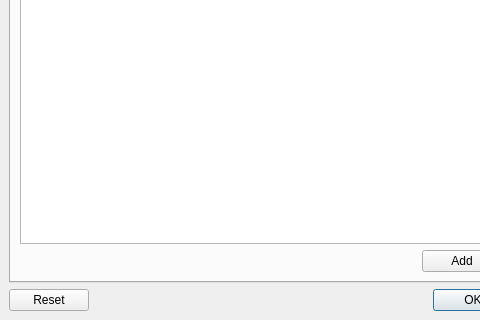
Qt form src/client/ui/settings.ui (drawpile/Drawpile) before a commit; both pictures show x 0 to 480 and y 181 to 501 of the 608 by 501 pixel window.
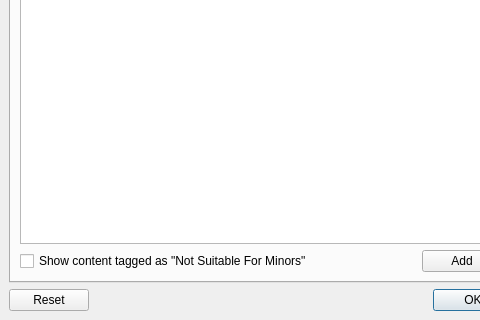
The same form after that commit. The open tabs and pages were chosen to show the change. Icons and pictures are not drawn.

Commit message:
Add adult content filter
Public session listing API version 1.1.
Unless explicitly selected, sessions marked as "Not Suitable For Minors"
are not shown.

What changed in the file:
```diff
--- a/src/client/ui/settings.ui
+++ b/src/client/ui/settings.ui
@@ -648,6 +648,13 @@
        </item>
        <item>
         <layout class="QHBoxLayout" name="horizontalLayout_5">
+         <item>
+          <widget class="QCheckBox" name="showNsfm">
+           <property name="text">
+            <string>Show content tagged as &quot;Not Suitable For Minors&quot;</string>
+           </property>
+          </widget>
+         </item>
          <item>
           <spacer name="horizontalSpacer_4">
            <property name="orientation">
```
The commit also changes 11 other files.
